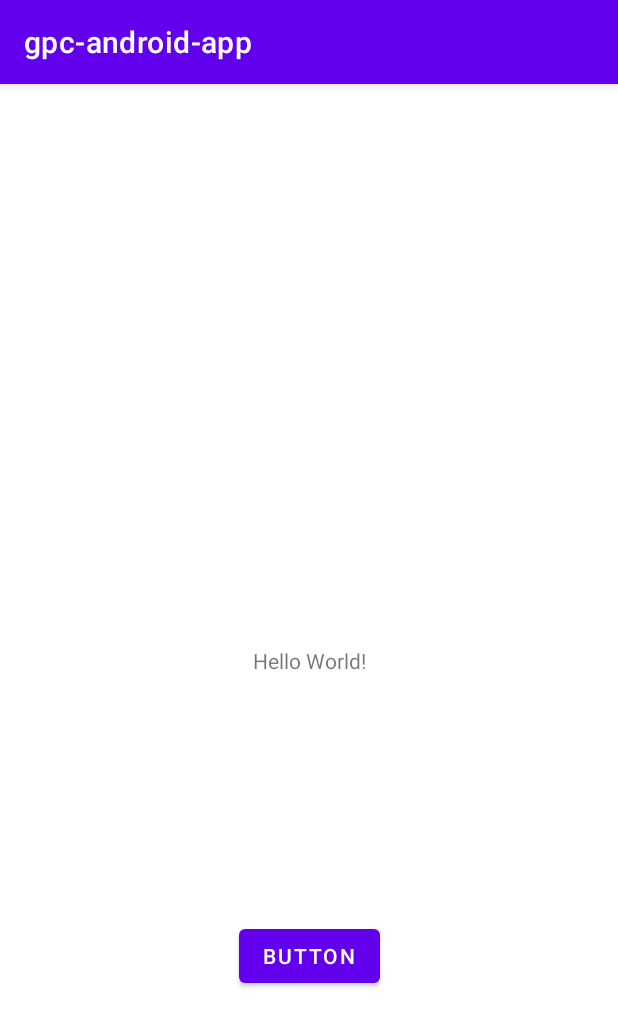
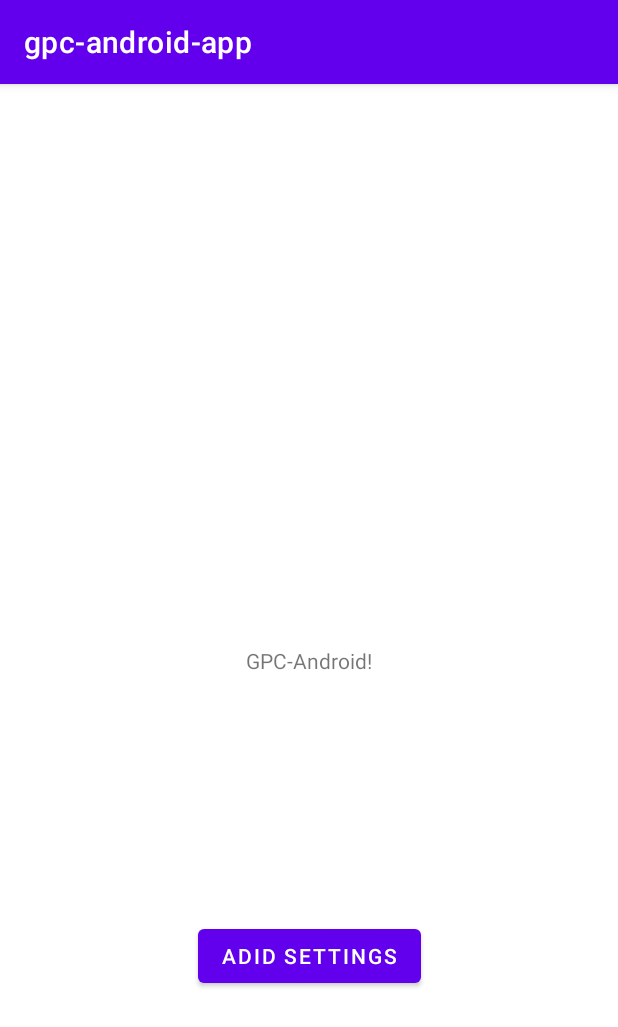
Before and after one commit to privacy-tech-lab/gpc-android, an Android app: the screen it shows after launch (MainActivity), on a phone screen of 412 x 824 dp. Shown: the top 1027 px of the screen. Run offline under Robolectric (Android 15) with nearby library versions, the phone set to English and light mode, and no system bars; our stand-ins replace AdMob.

Commit message:
Updated activity_main.xml

```diff
--- a/gpc-android-app/app/src/main/res/layout/activity_main.xml
+++ b/gpc-android-app/app/src/main/res/layout/activity_main.xml
@@ -10,7 +10,7 @@
         android:id="@+id/txtview1"
         android:layout_width="wrap_content"
         android:layout_height="wrap_content"
-        android:text="Hello World!"
+        android:text="GPC-Android!"
         app:layout_constraintBottom_toBottomOf="parent"
         app:layout_constraintEnd_toEndOf="parent"
         app:layout_constraintStart_toStartOf="parent"
@@ -20,7 +20,7 @@
         android:id="@+id/button"
         android:layout_width="wrap_content"
         android:layout_height="wrap_content"
-        android:text="Button"
+        android:text="AdId Settings"
         app:layout_constraintBottom_toBottomOf="parent"
         app:layout_constraintEnd_toEndOf="parent"
         app:layout_constraintStart_toStartOf="parent"
```
